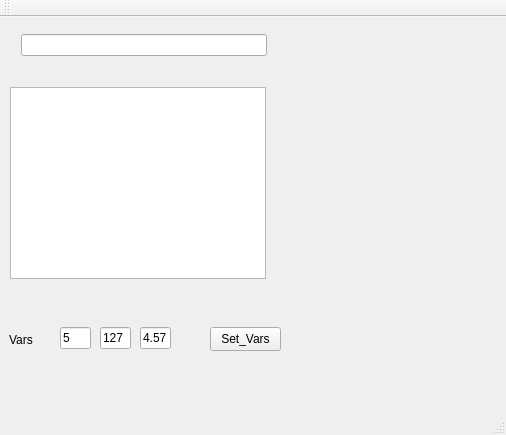
Before: the Qt Designer form UI/mainwindow.ui in IngSalaStefano/SSET, drawn with Qt 5.
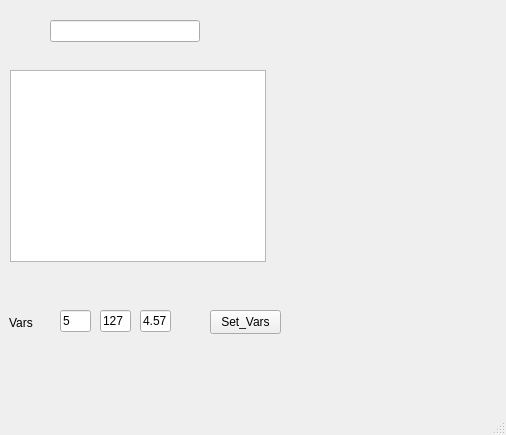
After: the same form once the commit is applied.

```diff
--- a/UI/mainwindow.ui
+++ b/UI/mainwindow.ui
@@ -98,18 +98,15 @@
      <string>4.57</string>
     </property>
    </widget>
-   <widget class="QWidget" name="">
-    <property name="geometry">
-     <rect>
-      <x>10</x>
-      <y>0</y>
-      <width>268</width>
-      <height>56</height>
-     </rect>
-    </property>
-    <layout class="QHBoxLayout" name="horizontalLayout">
-     <item>
       <widget class="QLineEdit" name="lineEdit_message">
+    <property name="geometry">
+     <rect>
+      <x>50</x>
+      <y>20</y>
+      <width>150</width>
+      <height>22</height>
+     </rect>
+    </property>
        <property name="minimumSize">
         <size>
          <width>150</width>
@@ -120,27 +117,6 @@
         <string notr="true"/>
        </property>
       </widget>
-     </item>
-    </layout>
-   </widget>
-  </widget>
-  <widget class="QMenuBar" name="menuBar">
-   <property name="geometry">
-    <rect>
-     <x>0</x>
-     <y>0</y>
-     <width>506</width>
-     <height>22</height>
-    </rect>
-   </property>
-  </widget>
-  <widget class="QToolBar" name="mainToolBar">
-   <attribute name="toolBarArea">
-    <enum>TopToolBarArea</enum>
-   </attribute>
-   <attribute name="toolBarBreak">
-    <bool>false</bool>
-   </attribute>
   </widget>
   <widget class="QStatusBar" name="statusBar"/>
  </widget>
```
Left out of the diff: 2 changed lines with no effect on the pictures. Lines whose indentation alone changed are shown as unchanged.
